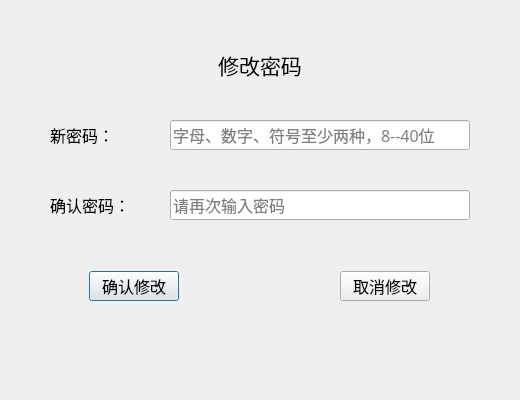
Before: the Qt Designer form changepassworddialog.ui in mzqyx09110117/StudentManagementSystem_Qt, drawn with Qt 5.
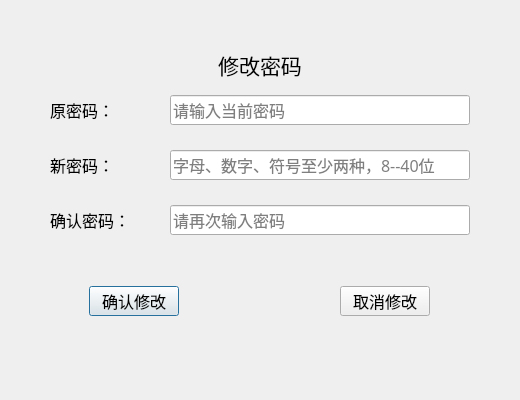
After: the same form once the commit is applied.

Patch:
```diff
--- a/changepassworddialog.ui
+++ b/changepassworddialog.ui
@@ -59,11 +59,76 @@
     <set>Qt::AlignmentFlag::AlignCenter</set>
    </property>
   </widget>
+  <widget class="QLabel" name="label_old">
+   <property name="geometry">
+    <rect>
+     <x>50</x>
+     <y>95</y>
+     <width>90</width>
+     <height>30</height>
+    </rect>
+   </property>
+   <property name="minimumSize">
+    <size>
+     <width>90</width>
+     <height>30</height>
+    </size>
+   </property>
+   <property name="maximumSize">
+    <size>
+     <width>90</width>
+     <height>30</height>
+    </size>
+   </property>
+   <property name="font">
+    <font>
+     <family>宋体</family>
+     <pointsize>12</pointsize>
+    </font>
+   </property>
+   <property name="text">
+    <string>原密码：</string>
+   </property>
+  </widget>
+  <widget class="QLineEdit" name="lineEdit_oldPassword">
+   <property name="geometry">
+    <rect>
+     <x>170</x>
+     <y>95</y>
+     <width>300</width>
+     <height>30</height>
+    </rect>
+   </property>
+   <property name="minimumSize">
+    <size>
+     <width>300</width>
+     <height>30</height>
+    </size>
+   </property>
+   <property name="maximumSize">
+    <size>
+     <width>300</width>
+     <height>30</height>
+    </size>
+   </property>
+   <property name="font">
+    <font>
+     <family>宋体</family>
+     <pointsize>12</pointsize>
+    </font>
+   </property>
+   <property name="echoMode">
+    <enum>QLineEdit::EchoMode::Password</enum>
+   </property>
+   <property name="placeholderText">
+    <string>请输入当前密码</string>
+   </property>
+  </widget>
   <widget class="QLabel" name="label_2">
    <property name="geometry">
     <rect>
      <x>50</x>
-     <y>120</y>
+     <y>150</y>
      <width>90</width>
      <height>30</height>
     </rect>
@@ -94,7 +159,7 @@
    <property name="geometry">
     <rect>
      <x>50</x>
-     <y>190</y>
+     <y>205</y>
      <width>90</width>
      <height>30</height>
     </rect>
@@ -125,7 +190,7 @@
    <property name="geometry">
     <rect>
      <x>170</x>
-     <y>190</y>
+     <y>205</y>
      <width>300</width>
      <height>30</height>
     </rect>
@@ -159,7 +224,7 @@
    <property name="geometry">
     <rect>
      <x>170</x>
-     <y>120</y>
+     <y>150</y>
      <width>300</width>
      <height>30</height>
     </rect>
@@ -193,7 +258,7 @@
    <property name="geometry">
     <rect>
      <x>89</x>
-     <y>270</y>
+     <y>285</y>
      <width>341</width>
      <height>32</height>
     </rect>
```
Left out of the diff: 1 changed line with no effect on the pictures.
